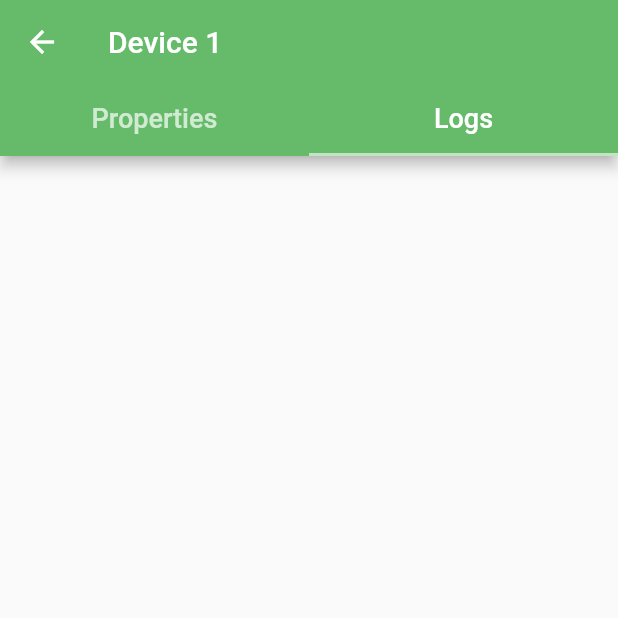
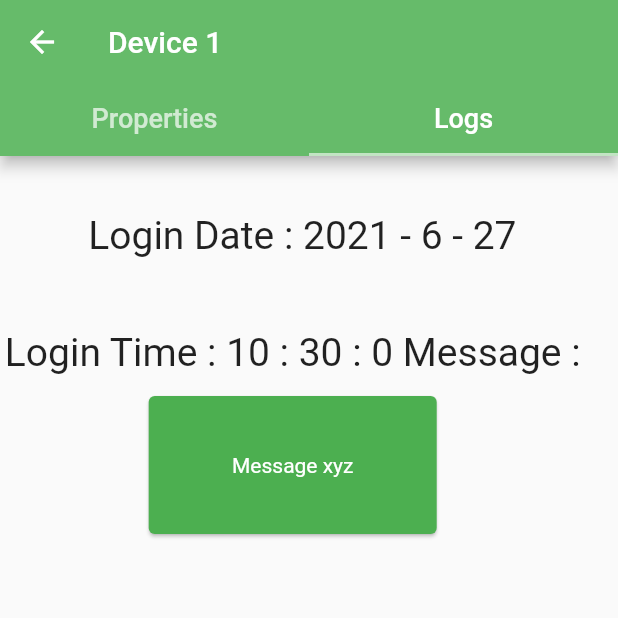
Before and after one commit to palak-ag/Farm-UI, a Flutter app: the DeviceScreen screen opened directly, tab 2 chosen, on a phone screen of 412 x 824 dp, the top half of it. Run offline on Flutter 3.47's test engine with Material 2 defaults, Android fonts, the phone set to English and light mode, and no system bars; our stand-ins replace get.

Commit message:
added logs

```diff
--- a/lib/pages/device_screen.dart
+++ b/lib/pages/device_screen.dart
@@ -39,7 +39,8 @@ class _DeviceScreenState extends State<DeviceScreen> {
         body: TabBarView(
           children: [
             DeviceProperties(),
-            Container(),
+
+            Logs(),
           ],
         ),
       ),
@@ -84,3 +85,49 @@ class DeviceProperties extends StatelessWidget {
         });
   }
 }
+
+class Logs extends StatelessWidget {
+  const Logs({ Key? key }) : super(key: key);
+
+  @override
+  Widget build(BuildContext context) {
+    DateTime now = new DateTime.now() ;
+    return Scaffold(
+      body: new Container(
+        child: Column(
+          children: <Widget>[
+            Container(
+              child: Text(
+                '  Login Date : ${now.year} - ${now.month} - ${now.day}\nLogin Time : ${now.hour} : ${now.minute} : ${now.second} Message : ',
+                style: TextStyle(fontSize: 26, height: 3),
+                textAlign: TextAlign.center,
+              ),
+
+            ),
+            Container(
+              child: SizedBox(
+                width: 200.0,
+                height: 100.0,
+                child: Card(
+                  color: Colors.green,
+                  child: Center(
+                    child: Text(
+                      "Message xyz",
+                        style: TextStyle(color: Colors.white),
+                    ),
+                  ),
+                ),
+              ),
+            ),
+          ],
+        ),
+      ),
+    );
+
+
+
+
+
+
+  }
+}
```
